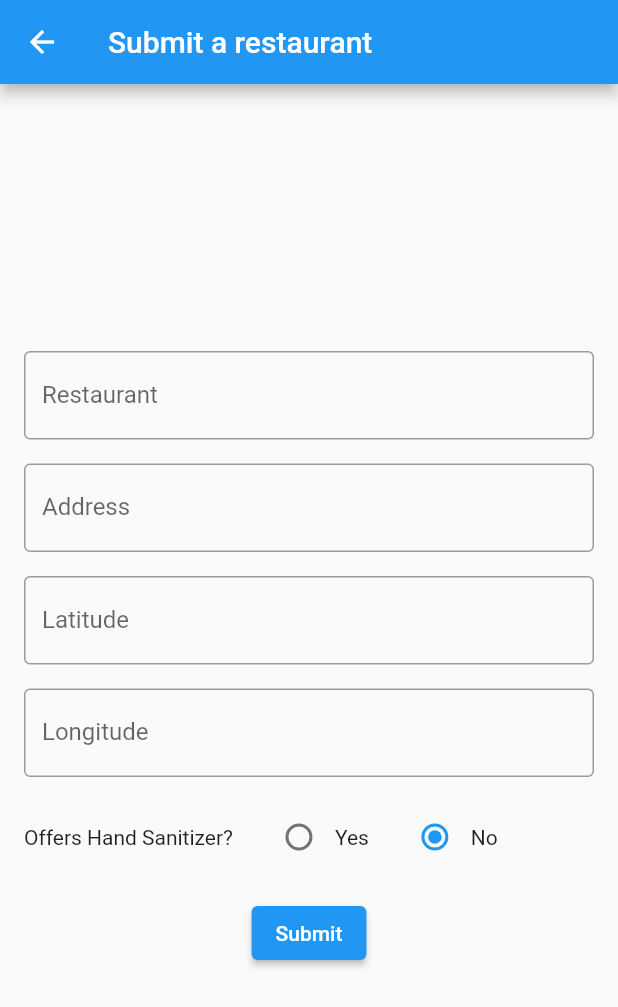
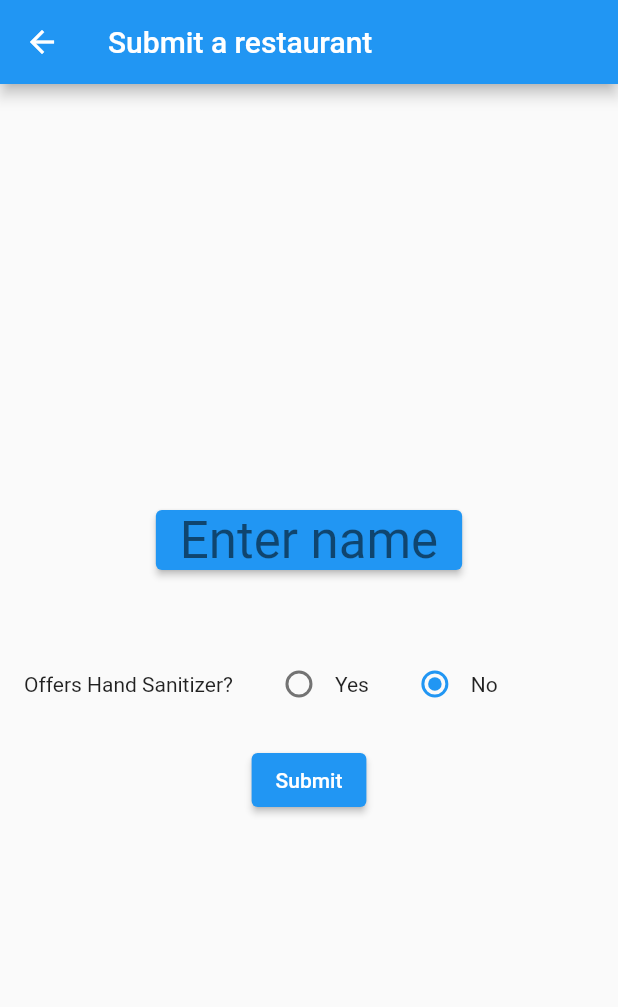
Before and after one commit to jrc0114/hackgt7-sanitizer, a Flutter app: the UserPage screen opened directly, after a tap on "Submit", on a phone screen of 412 x 824 dp. Shown: the top 1007 px of the screen. Run offline on Flutter 3.47's test engine with Material 2 defaults, Android fonts, the phone set to English and light mode, and no system bars; our stand-ins replace cloud_firestore, firebase_core, geolocator, google_maps_flutter; missing offline and left inert: flutter_google_places, geocoder, google_maps_webservice; accounts and stored records are empty; generated files the repository leaves out were written again.

Commit message:
Improved data submission form

```diff
--- a/lib/main.dart
+++ b/lib/main.dart
@@ -3,8 +3,15 @@ import 'package:firebase_core/firebase_core.dart';
 import 'package:flutter/material.dart';
 import 'package:google_maps_flutter/google_maps_flutter.dart';
 import 'package:geolocator/geolocator.dart';
+import 'package:flutter_google_places/flutter_google_places.dart';
+import 'package:google_maps_webservice/places.dart';
+import 'package:geocoder/geocoder.dart';
 
 void main() => runApp(MyApp());
+
+const API_KEY = 'AIzaSyCK9tlFUogHpy7kSkwdtyCPYSpH0E0JV4A';
+
+GoogleMapsPlaces _places = GoogleMapsPlaces(apiKey: API_KEY);
 
 class MyApp extends StatelessWidget {
   @override
@@ -137,16 +144,13 @@ class UserPage extends StatefulWidget {
 }
 
 class _UserPageState extends State<UserPage> {
+  Prediction place;
   String restaurantName;
-  String address;
-  String latitude;
-  String longitude;
+  double latitude;
+  double longitutude;
   int hasHandSanitizer = 0;
 
   final nameController = TextEditingController();
-  final addressController = TextEditingController();
-  final latController = TextEditingController();
-  final lngController = TextEditingController();
 
   void _showToast(BuildContext context) {
     final scaffold = Scaffold.of(context);
@@ -155,11 +159,40 @@ class _UserPageState extends State<UserPage> {
     ));
   }
 
+  Text _showRestaurantInfo() {
+    String text = (place == null ? '' : place.description);
+    return Text(text);
+  }
+
   @override
   void dispose() {
     // Clean up the controller when the widget is disposed.
     nameController.dispose();
     super.dispose();
+  }
+
+  Future<Null> displayPrediction(Prediction p) async {
+    if (p != null) {
+      PlacesDetailsResponse detail =
+          await _places.getDetailsByPlaceId(p.placeId);
+
+      var placeId = p.placeId;
+      double lat = detail.result.geometry.location.lat;
+      double lng = detail.result.geometry.location.lng;
+
+      var address = await Geocoder.local.findAddressesFromQuery(p.description);
+
+      setState(() {
+        place = p;
+        restaurantName = p.terms[0].value;
+        latitude = lat;
+        longitutude = lng;
+      });
+
+      print(lat);
+      print(lng);
+      print(p.terms);
+    }
   }
 
   @override
@@ -173,9 +206,9 @@ class _UserPageState extends State<UserPage> {
           .doc(restaurantName.toLowerCase().replaceAll(RegExp(r"\s+"), ""))
           .set({
         'name': restaurantName,
-        'address': address,
-        'lat': double.parse(latitude),
-        'lng': double.parse(longitude),
+        'address': place.description,
+        'lat': latitude,
+        'lng': longitutude,
         'has_sanitizer': (hasHandSanitizer == 1 ? true : false),
       }).then((value) {
         print('Restaurant Added');
@@ -192,37 +225,22 @@ class _UserPageState extends State<UserPage> {
             child: Column(
               mainAxisAlignment: MainAxisAlignment.center,
               children: <Widget>[
-                TextField(
-                  decoration: InputDecoration(
-                    border: OutlineInputBorder(),
-                    labelText: 'Restaurant',
+                ElevatedButton(
+                  onPressed: () async {
+                    Prediction p = await PlacesAutocomplete.show(
+                      context: context,
+                      apiKey: API_KEY,
+                    );
+
+                    await displayPrediction(p);
+                  },
+                  child: Text(
+                    'Enter name',
+                    style: Theme.of(context).textTheme.headline4,
                   ),
-                  controller: nameController,
                 ),
                 Text(''),
-                TextField(
-                  decoration: InputDecoration(
-                    border: OutlineInputBorder(),
-                    labelText: 'Address',
-                  ),
-                  controller: addressController,
-                ),
-                Text(''),
-                TextField(
-                  decoration: InputDecoration(
-                    border: OutlineInputBorder(),
-                    labelText: 'Latitude',
-                  ),
-                  controller: latController,
-                ),
-                Text(''),
-                TextField(
-                  decoration: InputDecoration(
-                    border: OutlineInputBorder(),
-                    labelText: 'Longitude',
-                  ),
-                  controller: lngController,
-                ),
+                _showRestaurantInfo(),
                 Text(''),
                 Row(
                   children: [
@@ -258,18 +276,12 @@ class _UserPageState extends State<UserPage> {
                 Text(''),
                 ElevatedButton(
                   onPressed: () {
-                    restaurantName = nameController.text;
-                    address = addressController.text;
-                    latitude = latController.text;
-                    longitude = lngController.text;
-                    if (restaurantName != "" &&
-                        address != "" &&
-                        double.tryParse(latitude) != null &&
-                        double.tryParse(longitude) != null) {
-                      addRestaurant();
-                      _showToast(context);
-                      // Navigator.pop(context);
-                    }
+                    addRestaurant();
+                    _showToast(context);
+                    setState(() {
+                      place = null;
+                    });
+                    // Navigator.pop(context);
                   },
                   child: Text('Submit'),
                 ),
--- a/pubspec.yaml
+++ b/pubspec.yaml
@@ -25,7 +25,10 @@ dependencies:
     sdk: flutter
 
   google_maps_flutter: ^1.0.0
+  flutter_google_places: ^0.2.6
   geolocator: ^5.3.1
+  geocoder: ^0.2.1
+
   http: ^0.12.0+1
   json_serializable: ^3.3.0
 
```
